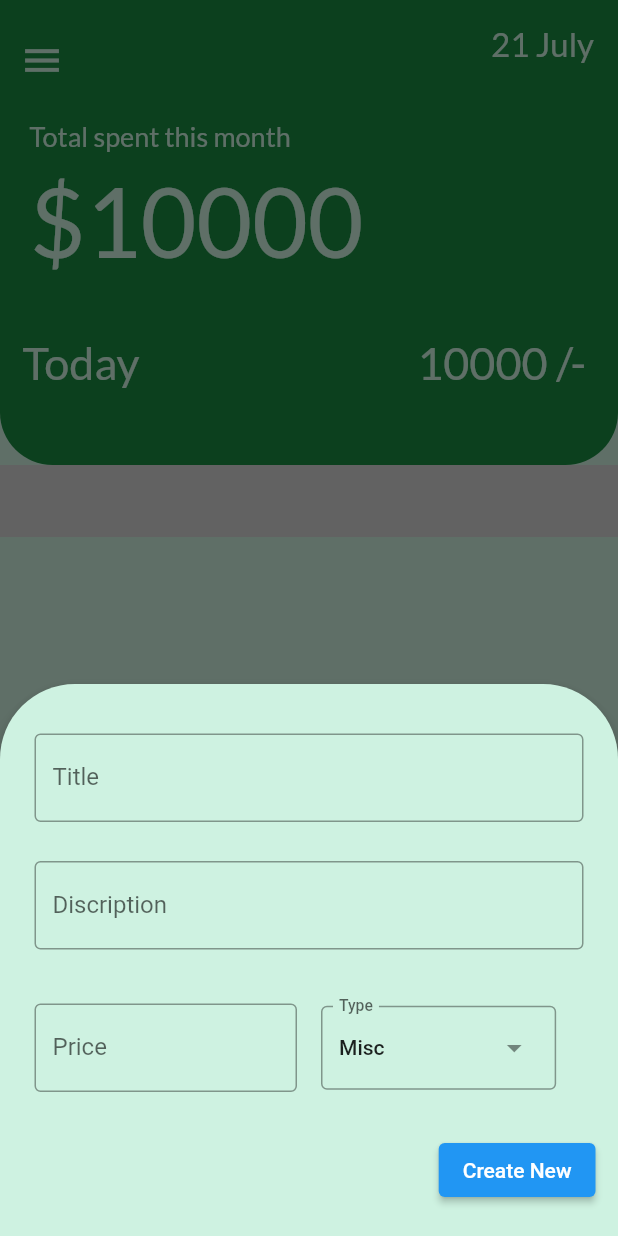
After one commit to gauravghodinde/projectsOfFlutter, a Flutter app: the HomePage screen opened directly, after a tap on the "add" icon, on a phone screen of 412 x 824 dp. The commit adds this screen. Run offline on Flutter 3.47's test engine with Material 2 defaults, Android fonts, the phone set to English and light mode, and no system bars; our stand-ins replace google_fonts, sqflite; missing offline and left inert: college_finder_test_one; accounts and stored records are empty; statements that could not run were skipped.

Commit message:
added auto expense calcultor

```diff
--- /dev/null
+++ b/college_finder_test_one/analysis_options.yaml
@@ -0,0 +1 @@
+include: package:flutter_lints/flutter.yaml
--- /dev/null
+++ b/college_finder_test_one/lib/database/dataase_helper.dart
@@ -0,0 +1,94 @@
+import 'package:sqflite/sqflite.dart' as sql;
+import 'package:flutter/material.dart';
+
+// the timestamp is stored as yyyy-mm-dd and is in GMT convert it into local while presening
+//well now im using Datetime.now() and it shows local time so no need to change anything afterwards
+class SQLHelper {
+  static Future<void> createTables(sql.Database database) async {
+    await database.execute("""CREATE TABLE items(
+        id INTEGER PRIMARY KEY AUTOINCREMENT NOT NULL,
+        title TEXT,
+        description TEXT,
+        price INT,
+        date TEXT,
+        month TEXT,
+        year TEXT,
+        type Text
+      )
+      """);
+    print("data base created");
+  }
+
+  static Future<sql.Database> db() async {
+    return sql.openDatabase(
+      'dbforexpense_one.db',
+      version: 1,
+      onCreate: (sql.Database database, int version) async {
+        await createTables(database);
+        print("database create tables");
+      },
+    );
+  }
+
+  // Create new item
+  static Future<int> createItem(
+      String title, String? descrption, int price, String type) async {
+    final db = await SQLHelper.db();
+
+    final data = {
+      'title': title,
+      'description': descrption,
+      'price': price,
+      'date': DateTime.now().day.toString(),
+      'month': DateTime.now().month.toString(),
+      'year': DateTime.now().year.toString(),
+      'type': type
+    };
+    final id = await db.insert('items', data,
+        conflictAlgorithm: sql.ConflictAlgorithm.replace);
+    return id;
+  }
+
+  // Read all items
+  static Future<List<Map<String, dynamic>>> getItems() async {
+    final db = await SQLHelper.db();
+    print("called func getallitems");
+    return db.query('items', orderBy: "id");
+  }
+
+  // Read a single item by id
+  static Future<List<Map<String, dynamic>>> getItem(int id) async {
+    final db = await SQLHelper.db();
+    return db.query('items', where: "id = ?", whereArgs: [id], limit: 1);
+  }
+
+  // Update an item by id
+  static Future<int> updateItem(int id, String title, String? descrption,
+      int price, String date, String month, String year, String type) async {
+    final db = await SQLHelper.db();
+
+    final data = {
+      'title': title,
+      'description': descrption,
+      'price': price,
+      'date': DateTime.now().day.toString(),
+      'month': DateTime.now().month.toString(),
+      'year': DateTime.now().year.toString(),
+      'type': type
+    };
+
+    final result =
+        await db.update('items', data, where: "id = ?", whereArgs: [id]);
+    return result;
+  }
+
+  // Delete
+  static Future<void> deleteItem(int id) async {
+    final db = await SQLHelper.db();
+    try {
+      await db.delete("items", where: "id = ?", whereArgs: [id]);
+    } catch (err) {
+      debugPrint("Something went wrong when deleting an item: $err");
+    }
+  }
+}
--- /dev/null
+++ b/college_finder_test_one/lib/main.dart
@@ -0,0 +1,17 @@
+import 'package:flutter/material.dart';
+
+import 'pages/home_page.dart';
+
+void main() {
+  runApp(MyApp());
+}
+
+class MyApp extends StatelessWidget {
+  @override
+  Widget build(BuildContext context) {
+    return MaterialApp(
+      home: HomePage(),
+      debugShowCheckedModeBanner: false,
+    );
+  }
+}
--- /dev/null
+++ b/college_finder_test_one/lib/models/expense_model.dart
@@ -0,0 +1,52 @@
+class ExpenseModel {
+  final String title;
+  final String disc;
+  final int cost;
+  final String type;
+/*
+type can be
+  TYPE               icon name
+Work      -    add bussiness ....looks like home
+shopping  -    shopping cart
+Health         -    sick
+Tech bills-    signal cellular connected no internet
+travel         -    scateboading/ surfing
+Misc          -    monetisation
+
+*/
+  ExpenseModel(
+      {required this.title,
+      required this.disc,
+      required this.cost,
+      required this.type});
+}
+
+class Dog {
+  final int id;
+  final String title;
+  final String disc;
+  final String type;
+  final int price;
+  final String day;
+  final String month;
+  final String year;
+
+  const Dog({
+    required this.id,
+    required this.title,
+    required this.disc,
+    required this.type,
+    required this.price,
+    required this.day,
+    required this.month,
+    required this.year,
+  });
+}
+
+List<ExpenseModel> dummyData = [
+  ExpenseModel(
+      title: "example title",
+      disc: "example disc",
+      cost: 500,
+      type: "example type")
+];
--- /dev/null
+++ b/college_finder_test_one/lib/pages/home_page.dart
@@ -0,0 +1,342 @@
+import 'package:flutter/material.dart';
+import 'package:flutter/services.dart';
+import 'package:google_fonts/google_fonts.dart';
+import 'package:college_finder_test_one/pages/expense_card.dart';
+import 'package:college_finder_test_one/database/dataase_helper.dart';
+// ignore: must_be_immutable
+
+class HomePage extends StatefulWidget {
+  const HomePage({Key? key}) : super(key: key);
+
+  @override
+  State<HomePage> createState() => HomePagestate();
+}
+
+class HomePagestate extends State<HomePage> {
+  var date = "21 July";
+  var totalSpent = "\$10000";
+  var todaySpent = "10000";
+
+  static List<Map<String, dynamic>> items = [];
+  bool isLoading = true;
+
+  void getAllItems() async {
+    //gets all items and stores it in items
+    final data = await SQLHelper.getItems();
+    setState(() {
+      items = data;
+
+      isLoading = false;
+    });
+    print(items);
+  }
+
+  final TextEditingController titleController = TextEditingController();
+  final TextEditingController descriptionController = TextEditingController();
+  final TextEditingController priceController = TextEditingController();
+  final TextEditingController typeController = TextEditingController();
+  TypeLabel? selectedtype;
+
+  @override
+  void initState() {
+    super.initState();
+    getAllItems(); // Loading the diary when the app starts
+  }
+
+  Future<void> addItem() async {
+    await SQLHelper.createItem(titleController.text, descriptionController.text,
+        int.parse(priceController.text), typeController.text);
+    getAllItems();
+    print("get all items .. additem");
+  }
+
+  @override
+  Widget build(BuildContext context) {
+    final List<DropdownMenuEntry<TypeLabel>> iconEntries =
+        <DropdownMenuEntry<TypeLabel>>[];
+    for (final TypeLabel icon in TypeLabel.values) {
+      iconEntries
+          .add(DropdownMenuEntry<TypeLabel>(value: icon, label: icon.label));
+    }
+    return Scaffold(
+      backgroundColor: Color(0xffCEF2E1),
+      appBar: AppBar(
+        iconTheme: IconThemeData(color: Color(0xffCEF2E1), size: 30),
+        toolbarHeight: 80,
+        elevation: 0,
+        backgroundColor: const Color(0xff1B8C42),
+        // shape: const RoundedRectangleBorder(
+        //   borderRadius: BorderRadius.only(
+        //       bottomRight: Radius.circular(25),
+        //       bottomLeft: Radius.circular(25)),
+        // ),
+        actions: <Widget>[
+          Container(
+            padding: const EdgeInsets.all(16),
+            child: Text(date,
+                style:
+                    GoogleFonts.lato(fontSize: 22, color: Color(0xffCEF2E1))),
+          ),
+        ],
+      ),
+      body: Column(
+        children: [
+          Container(
+            height: 230,
+            width: 500,
+            decoration: const BoxDecoration(
+              color: const Color(0xff1B8C42),
+              borderRadius: BorderRadius.only(
+                  bottomRight: Radius.circular(35),
+                  bottomLeft: Radius.circular(35)),
+            ),
+            child: Column(
+              children: <Widget>[
+                Wrap(
+                  direction: Axis.horizontal,
+                  children: <Widget>[
+                    Padding(
+                      padding: EdgeInsets.only(right: 180),
+                      child: Text("Total spent this month",
+                          style: GoogleFonts.lato(
+                              color: Color(0xffCEF2E1), fontSize: 18)),
+                    ),
+                    Padding(
+                        padding: EdgeInsets.only(right: 150),
+                        child: Padding(
+                            padding: EdgeInsets.symmetric(vertical: 7),
+                            child: Text(totalSpent,
+                                overflow: TextOverflow.visible,
+                                softWrap: false,
+                                maxLines: 1,
+                                style: GoogleFonts.lato(
+                                    color: Color(0xffCEF2E1), fontSize: 64))))
+                  ],
+                ),
+                Padding(
+                    padding: EdgeInsets.only(top: 15),
+                    child: Row(
+                      children: <Widget>[
+                        Padding(
+                            padding: EdgeInsets.all(15),
+                            child: Text(
+                              "Today",
+                              style: GoogleFonts.lato(
+                                  fontSize: 30, color: Color(0xffCEF2E1)),
+                            )),
+                        Padding(
+                          padding: EdgeInsets.only(left: 170),
+                          child: Padding(
+                              padding: EdgeInsets.only(right: 0),
+                              child: Text("$todaySpent /-",
+                                  style: GoogleFonts.lato(
+                                      fontSize: 30, color: Color(0xffCEF2E1)))),
+                        )
+                      ],
+                    ))
+              ],
+            ),
+          ),
+          ExpenseCard(),
+        ],
+      ),
+      drawer: Drawer(),
+      floatingActionButton: FloatingActionButton(
+        onPressed: () {
+          showForm(iconEntries);
+        },
+        backgroundColor: Color.fromARGB(255, 206, 242, 225),
+        child: Icon(
+          Icons.add,
+          color: const Color(0xff1B8C42),
+        ),
+      ),
+    );
+  }
+
+  void showForm(iconEntries) async {
+    showModalBottomSheet(
+        context: context,
+        shape: const RoundedRectangleBorder(
+          borderRadius: BorderRadius.vertical(top: Radius.circular(50)),
+        ),
+        elevation: 5,
+        clipBehavior: Clip.hardEdge,
+        backgroundColor: Color(0xffCEF2E1),
+        isScrollControlled: true,
+        builder: (_) => Container(
+              // decoration: const BoxDecoration(
+              //   color: const Color(0xffCEF2E1),
+              // ),
+              // color: Color(0xffCEF2E1),#38734D,#169EF2
+              // decoration: const BoxDecoration(gradient: LinearGradient(
+              //         colors: [Color(0xff45BF86), Color(0xffCEF2E1)],
+              //         begin: Alignment.bottomCenter,
+              //         end: Alignment.topCenter)
+              //     ),
+              padding: EdgeInsets.only(
+                top: 15,
+                left: 15,
+                right: 15,
+                // this will prevent the soft keyboard from covering the text fields
+                bottom: MediaQuery.of(context).viewInsets.bottom + 20,
+              ),
+              child: Column(
+                mainAxisSize: MainAxisSize.min,
+                crossAxisAlignment: CrossAxisAlignment.end,
+                children: [
+                  const SizedBox(
+                    height: 10,
+                  ),
+                  Padding(
+                    padding: const EdgeInsets.all(8.0),
+                    child: TextField(
+                      controller: titleController,
+                      decoration: const InputDecoration(
+                        labelText: "Title",
+                        hintText: 'What did you spend on ?',
+                        border: OutlineInputBorder(),
+                        //icon: Icon(Icons.edit)
+                      ),
+                    ),
+                  ),
+                  const SizedBox(
+                    height: 10,
+                  ),
+                  Padding(
+                    padding: const EdgeInsets.all(8.0),
+                    child: TextField(
+                      controller: descriptionController,
+                      decoration: const InputDecoration(
+                        labelText: "Discription",
+                        hintText: 'Description',
+                        border: OutlineInputBorder(),
+                      ),
+                    ),
+                  ),
+                  const SizedBox(
+                    height: 20,
+                  ),
+                  Row(
+                    children: [
+                      Expanded(
+                        child: Padding(
+                          padding: const EdgeInsets.all(8.0),
+                          child: TextField(
+                            controller: priceController,
+                            keyboardType: TextInputType.number,
+                            readOnly: false,
+                            inputFormatters: [
+                              FilteringTextInputFormatter.digitsOnly
+                            ],
+                            decoration: const InputDecoration(
+                              labelText: "Price",
+                              hintText: 'Price',
+                              border: OutlineInputBorder(),
+                            ),
+                          ),
+                        ),
+                      ),
+                      Expanded(
+                        child: Padding(
+                          padding: const EdgeInsets.all(8.0),
+                          child: DropdownMenu<TypeLabel>(
+                            initialSelection: TypeLabel.misc,
+                            controller: typeController,
+                            label: const Text('Type'),
+                            dropdownMenuEntries: iconEntries,
+                            onSelected: (TypeLabel? type) {
+                              setState(() {
+                                selectedtype = type;
+                              });
+                            },
+                          ),
+                        ),
+                      ),
+                    ],
+                  ),
+                  const SizedBox(
+                    height: 20,
+                  ),
+                  ElevatedButton(
+                    onPressed: () async {
+                      // Save new journal
+
+                      await addItem();
+                      // Clear the text fields
+                      titleController.text = '';
+                      descriptionController.text = '';
+
+                      // Close the bottom sheet
+                      Navigator.of(context).pop();
+                    },
+                    child: const Text('Create New'),
+                  )
+                ],
+              ),
+            ));
+  }
+}
+
+enum TypeLabel {
+  work('Work', Icons.add_business),
+  shopping('Shopping', Icons.shopping_cart),
+  health('Health', Icons.health_and_safety),
+  techBills('Tech Bills', Icons.signal_cellular_connected_no_internet_0_bar),
+  travel('travel', Icons.skateboarding),
+  misc('Misc', Icons.money),
+  ;
+
+  const TypeLabel(this.label, this.icon);
+  final String label;
+  final IconData icon;
+}
+/*
+type can be
+  TYPE               icon name
+Work      -    add bussiness ....looks like home
+shopping  -    shopping cart
+Health         -    sick
+Tech bills-    signal cellular connected no internet
+travel         -    scateboading/ surfing
+Misc          -    monetisation
+
+*/
+
+
+// class Items {
+//   static List<Map<String, dynamic>> items = [];
+// }
+// class Items {
+//   final int id;
+//   final String title;
+//   final String disc;
+//   final String type;
+//   final int price;
+//   final String day;
+//   final String month;
+//   final String year;
+
+//   const Items({
+//     required this.id,
+//     required this.title,
+//     required this.disc,
+//     required this.price,
+//     required this.day,
+//     required this.month,
+//     required this.year,
+//     required this.type,
+//   });
+// }
+
+// List<Items> itemdata = [
+//   Items(
+//       id: HomePage.items,
+//       title: "example title",
+//       disc: "example disc",
+//       price: 500,
+//       day: ,
+//       month: ,
+//       year: ,
+//       type: "example type")
+// ];
--- a/hello_world_in_flutter/lib/main.dart
+++ b/hello_world_in_flutter/lib/main.dart
@@ -1,5 +1,3 @@
-import 'dart:async';
-
 import 'package:flutter/material.dart';
 
 void main() {
```
Also changed, not shown: college_finder_test_one/lib/pages/expense_card.dart (added, +86 -0 lines), college_finder_test_one/pubspec.yaml (added, +22 -0 lines), hellowdart.dart (added, +10 -0 lines), college_finder_test_one/pubspec.lock (added), 123 other files.
